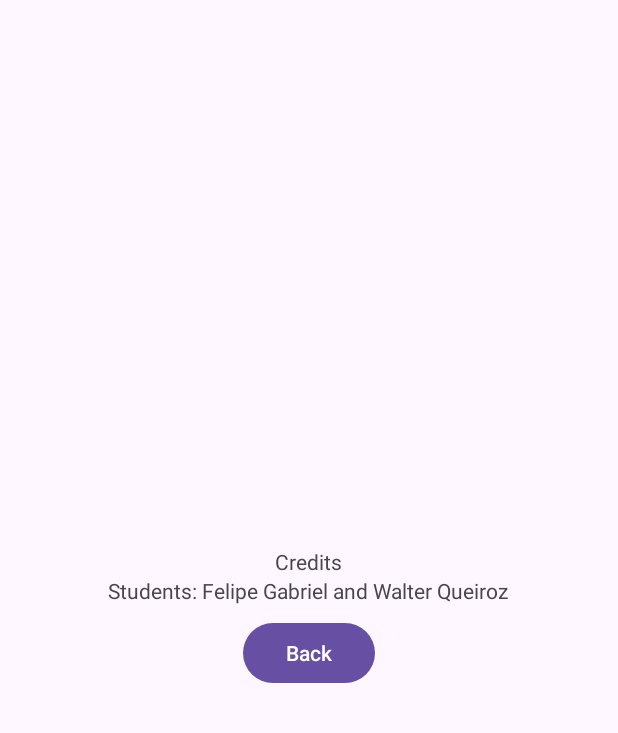
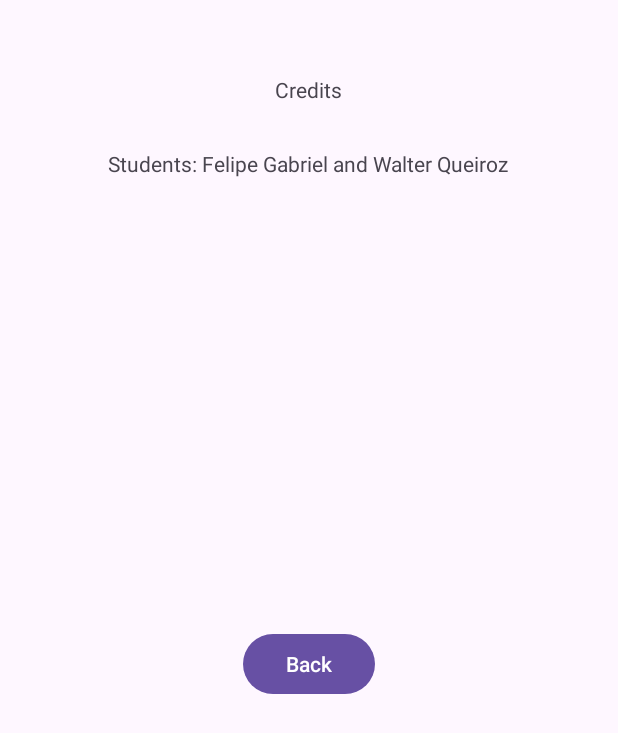
Before and after one commit to WalterQueirozRocha/Trabalho-Prog-Mobile, an Android app: the SobreActivity screen opened directly, with no data from a screen before it, on a phone screen of 412 x 824 dp. Shown: the top 733 px of the screen. Run offline under Robolectric (Android 15) with nearby library versions, the phone set to English and light mode, and no system bars.

Commit message:
Atualização, pagina sobre

```diff
--- a/app/src/main/res/layout/activity_sobre.xml
+++ b/app/src/main/res/layout/activity_sobre.xml
@@ -1,34 +1,35 @@
 <?xml version="1.0" encoding="utf-8"?>
-<androidx.constraintlayout.widget.ConstraintLayout xmlns:android="http://schemas.android.com/apk/res/android"
+<LinearLayout xmlns:android="http://schemas.android.com/apk/res/android"
     android:layout_width="match_parent"
-    android:layout_height="match_parent">
+    android:layout_height="match_parent"
+    android:orientation="vertical">
 
-    <LinearLayout
-        android:orientation="vertical"
-        android:layout_width="match_parent"
-        android:layout_height="match_parent"
-        android:gravity="center">
 
         <TextView
             android:layout_width="wrap_content"
             android:layout_height="wrap_content"
+            android:layout_gravity="top|center"
+            android:layout_marginTop="50dp"
             android:text="@string/credits">
         </TextView>
 
 
         <TextView
+            android:layout_gravity="center"
             android:layout_width="wrap_content"
             android:layout_height="wrap_content"
+            android:layout_marginTop="30dp"
             android:text="@string/students">
         </TextView>
 
         <Button
             android:id="@+id/btn_voltar"
+            android:layout_gravity="center"
             android:layout_width="wrap_content"
             android:layout_height="wrap_content"
             android:text="@string/back"
-            android:layout_marginTop="8dp"/>
+            android:layout_marginTop="300dp"/>
 
-    </LinearLayout>
 
-</androidx.constraintlayout.widget.ConstraintLayout>
+
+</LinearLayout>
```
